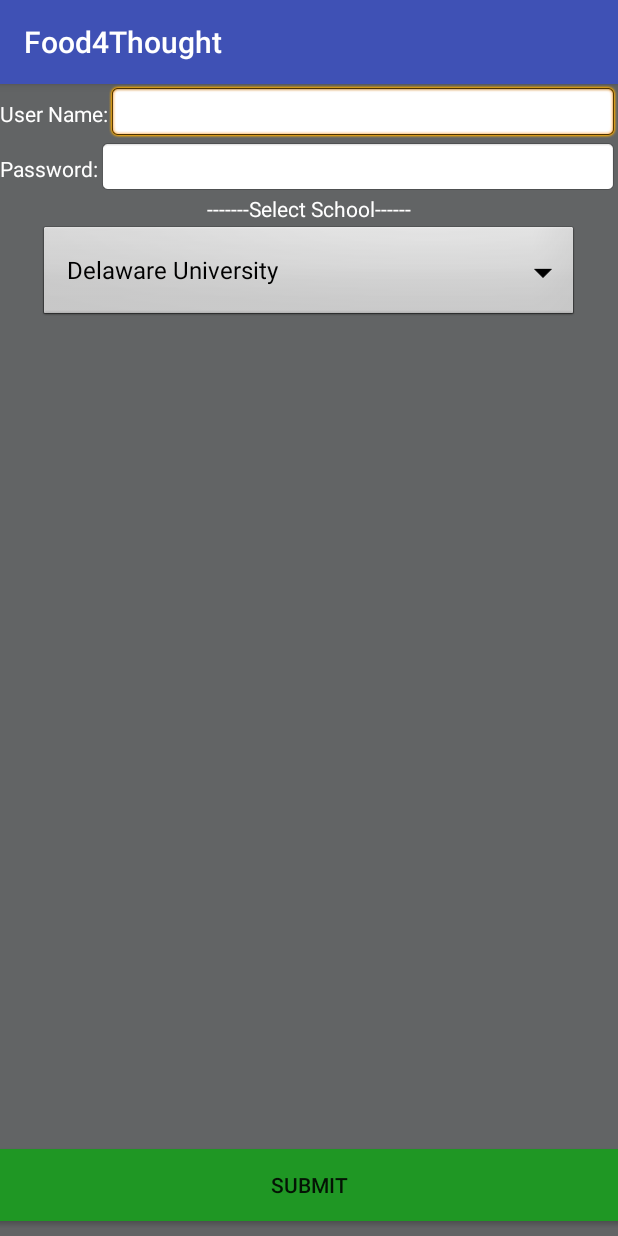
After one commit to CasterlyRoc/food4thought, an Android app: the CreateUser screen opened directly, with no data from a screen before it, on a phone screen of 412 x 824 dp. The commit adds this screen. Run offline under Robolectric (Android 15) with nearby library versions, the phone set to English and light mode, and no system bars.

```diff
--- a/MyApplication/app/build.gradle
+++ b/MyApplication/app/build.gradle
@@ -23,4 +23,5 @@ dependencies {
     compile fileTree(dir: 'libs', include: ['*.jar'])
     testCompile 'junit:junit:4.12'
     compile 'com.android.support:appcompat-v7:23.1.1'
+    compile 'com.android.support:design:23.1.1'
 }
--- a/MyApplication/app/src/main/AndroidManifest.xml
+++ b/MyApplication/app/src/main/AndroidManifest.xml
@@ -6,6 +6,7 @@
         android:allowBackup="true"
         android:icon="@mipmap/ic_launcher"
         android:label="@string/app_name"
+        android:largeHeap="true"
         android:supportsRtl="true"
         android:theme="@style/AppTheme">
         <activity android:name=".MainActivity">
@@ -15,6 +16,7 @@
                 <category android:name="android.intent.category.LAUNCHER" />
             </intent-filter>
         </activity>
+        <activity android:name=".CreateUser"></activity>
     </application>
 
 </manifest>
--- /dev/null
+++ b/MyApplication/app/src/main/java/com/cmsc434/f4t/food4thought/CreateUser.java
@@ -0,0 +1,26 @@
+package com.cmsc434.f4t.food4thought;
+
+import android.support.v7.app.AppCompatActivity;
+import android.os.Bundle;
+import android.widget.ArrayAdapter;
+import android.widget.Spinner;
+
+public class CreateUser extends AppCompatActivity {
+
+    private Spinner spinner;
+    private static final String[]paths = {"item 1", "item 2", "item 3"};
+
+    @Override
+    protected void onCreate(Bundle savedInstanceState) {
+        super.onCreate(savedInstanceState);
+        setContentView(R.layout.activity_create_user);
+
+        spinner = (Spinner) findViewById(R.id.spinner);
+        String[] items = new String[]
+                {"Delaware University","Duke University","Flagler College","Georgetown University",
+                "University of Maryland, Baltimore Count","University of Maryland, College Park"
+                ,""};
+        ArrayAdapter<String> adapter = new ArrayAdapter<String>(this, android.R.layout.simple_spinner_dropdown_item, items);
+        spinner.setAdapter(adapter);
+    }
+}
--- /dev/null
+++ b/MyApplication/app/src/main/res/layout/activity_create_user.xml
@@ -0,0 +1,80 @@
+<?xml version="1.0" encoding="utf-8"?>
+<LinearLayout xmlns:android="http://schemas.android.com/apk/res/android"
+    android:layout_width="match_parent"
+    android:layout_height="match_parent"
+    android:background="@color/background"
+    android:orientation="vertical">
+    <LinearLayout
+        android:layout_width="fill_parent"
+        android:layout_height="wrap_content"
+        android:orientation="horizontal">
+        <TextView
+            android:layout_width="wrap_content"
+            android:layout_height="wrap_content"
+            android:text="@string/user_name_field"
+            android:textColor="#ffffff"/>
+        <EditText
+            android:layout_weight="1"
+            android:layout_width="0dp"
+            android:layout_height="wrap_content"
+            android:id="@+id/userName"
+            android:background="@android:drawable/editbox_background"/>
+    </LinearLayout>
+    <LinearLayout
+        android:layout_width="fill_parent"
+        android:layout_height="wrap_content"
+        android:orientation="horizontal">
+        <TextView
+            android:layout_width="wrap_content"
+            android:layout_height="wrap_content"
+            android:text="@string/password_field"
+            android:textColor="#ffffff"/>
+        <EditText
+            android:layout_weight="1"
+            android:layout_width="0dp"
+            android:layout_height="wrap_content"
+            android:id="@+id/password"
+            android:background="@android:drawable/editbox_background"/>
+    </LinearLayout>
+    <LinearLayout
+        android:layout_width="fill_parent"
+        android:layout_height="wrap_content"
+        android:orientation="vertical"
+        android:gravity="center">
+        <TextView
+            android:layout_width="wrap_content"
+            android:layout_height="wrap_content"
+            android:layout_gravity="center_horizontal|center"
+            android:text="-------Select School------"
+            android:textColor="#ffffff"/>
+    </LinearLayout>
+    <LinearLayout
+        android:layout_width="fill_parent"
+        android:layout_height="wrap_content"
+        android:orientation="horizontal"
+        android:gravity="center">
+        <Spinner
+            android:id="@+id/spinner"
+            android:layout_width="wrap_content"
+            android:layout_height="wrap_content"
+            android:layout_gravity="center_horizontal|center"
+            android:spinnerMode="dropdown"
+            android:background="@android:drawable/btn_dropdown"/>
+    </LinearLayout>
+    <LinearLayout
+        android:layout_width="match_parent"
+        android:layout_height="0dip"
+        android:layout_weight="1"
+        android:gravity="center|bottom"
+        android:orientation="vertical" >
+        <Button
+            android:id="@+id/button1"
+            style="?android:attr/buttonStyleToggle"
+            android:layout_width="420dp"
+            android:layout_height="wrap_content"
+            android:layout_gravity="center_horizontal|center"
+            android:layout_marginBottom="15px"
+            android:text="Submit"
+            android:background="#1F9724"/>
+    </LinearLayout>
+</LinearLayout>
--- a/MyApplication/app/src/main/res/values/colors.xml
+++ b/MyApplication/app/src/main/res/values/colors.xml
@@ -3,4 +3,8 @@
     <color name="colorPrimary">#3F51B5</color>
     <color name="colorPrimaryDark">#303F9F</color>
     <color name="colorAccent">#FF4081</color>
+    <color name="buyCoupons">#1F9724</color>
+    <color name="myCoupons">#1B4396</color>
+    <color name="syncSchedule">#96429B</color>
+    <color name="lockScreen">#219897</color>
 </resources>
--- a/MyApplication/app/src/main/res/values/dimens.xml
+++ b/MyApplication/app/src/main/res/values/dimens.xml
@@ -2,4 +2,5 @@
     <!-- Default screen margins, per the Android Design guidelines. -->
     <dimen name="activity_horizontal_margin">16dp</dimen>
     <dimen name="activity_vertical_margin">16dp</dimen>
+    <dimen name="fab_margin">16dp</dimen>
 </resources>
--- a/MyApplication/app/src/main/res/values/strings.xml
+++ b/MyApplication/app/src/main/res/values/strings.xml
@@ -1,3 +1,11 @@
 <resources>
     <string name="app_name">Food4Thought</string>
+    <string name="button_send">Send</string>
+    <string name="coupon_store">Buy Coupons</string>
+    <string name="my_coupons">My Coupons</string>
+    <string name="action_settings">Settings</string>
+    <string name="user_name_field">User Name:</string>
+    <string name="password_field">Password:</string>
+    <color name="background">#626465</color>
+    <string name="title_activity_display_message">My Message</string>
 </resources>
```
Also changed, not shown: MyApplication/app/src/main/java/com/cmsc434/f4t/food4thought/DisplayMessageActivity.java (added, +30 -0 lines), MyApplication/app/src/main/java/com/cmsc434/f4t/food4thought/MainActivity.java (+19 -0 lines), MyApplication/app/src/main/res/layout/activity_display_message.xml (added, +34 -0 lines), MyApplication/app/src/main/res/layout/activity_main.xml (+37 -11 lines), MyApplication/app/src/main/res/layout/content_display_message.xml (added, +15 -0 lines), MyApplication/app/src/main/res/values-v21/styles.xml (added, +9 -0 lines), MyApplication/app/src/main/res/values/styles.xml (+9 -0 lines), MyApplication/app/src/main/res/drawable/buy_coupons.png (added), MyApplication/app/src/main/res/drawable/lock_screen.png (added), MyApplication/app/src/main/res/drawable/my_coupons.png (added), MyApplication/app/src/main/res/drawable/sync_schedule.png (added), 1 other file.
